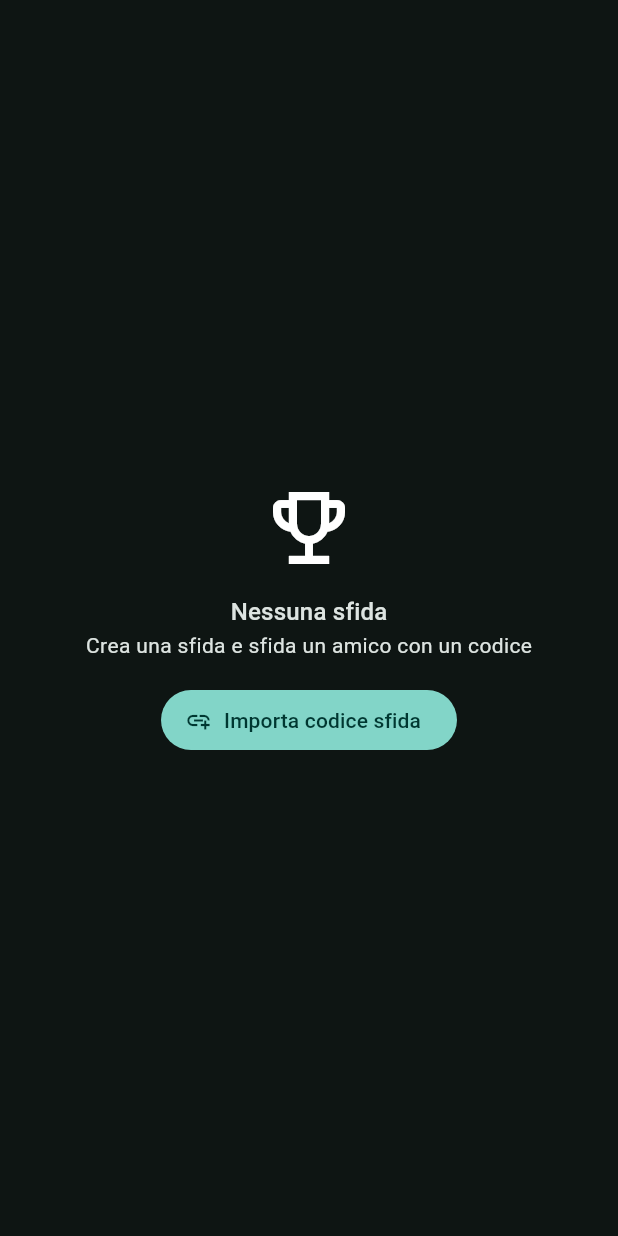
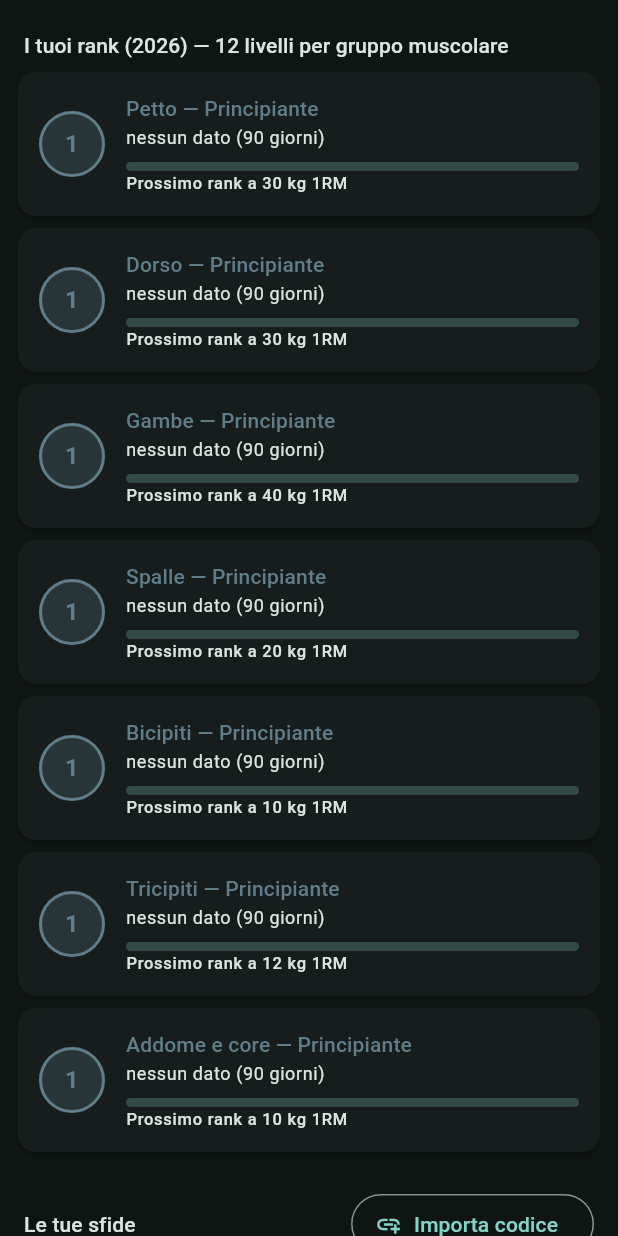
Before and after one commit to antonot7326-wq/gym-tracker, a Flutter app: the ChallengesScreen widget shown alone on an empty page, opened directly, on a phone screen of 412 x 824 dp. Run offline on Flutter 3.47's test engine with Material 3 defaults, Android fonts, the phone set to English and light mode, and no system bars; our stand-ins replace fl_chart, share_plus, sqflite, sqflite_common_ffi_web; accounts and stored records are empty.

Commit message:
Add muscle group ranks (12 levels) in challenges tab

```diff
--- a/lib/challenges_screen.dart
+++ b/lib/challenges_screen.dart
@@ -7,6 +7,7 @@ import 'challenge_codec.dart';
 import 'db.dart';
 import 'exercise_library.dart';
 import 'models.dart';
+import 'ranks.dart';
 
 final DateFormat _dateFormat = DateFormat('d/M/y');
 
@@ -16,6 +17,13 @@ class _ChallengeView {
   final double localValue;
 
   _ChallengeView(this.challenge, this.participants, this.localValue);
+}
+
+class _HomeData {
+  final List<_ChallengeView> challengeViews;
+  final List<WorkoutSession> sessions;
+
+  _HomeData(this.challengeViews, this.sessions);
 }
 
 class ChallengesScreen extends StatefulWidget {
@@ -32,7 +40,7 @@ class _ChallengesScreenState extends State<ChallengesScreen> {
     setState(() {});
   }
 
-  Future<List<_ChallengeView>> _loadViews() async {
+  Future<_HomeData> _loadViews() async {
     final challenges = await _db.loadChallenges();
     final sessions = await _db.loadSessions();
     final views = <_ChallengeView>[];
@@ -40,7 +48,7 @@ class _ChallengesScreenState extends State<ChallengesScreen> {
       final rows = await _db.loadParticipants(c.id!);
       views.add(_ChallengeView(c, rows, c.computeValue(sessions)));
     }
-    return views;
+    return _HomeData(views, sessions);
   }
 
   void _importCode() {
@@ -239,14 +247,15 @@ class _ChallengesScreenState extends State<ChallengesScreen> {
 
   @override
   Widget build(BuildContext context) {
-    return FutureBuilder<List<_ChallengeView>>(
+    return FutureBuilder<_HomeData>(
       future: _loadViews(),
       builder: (context, snap) {
         if (snap.connectionState != ConnectionState.done) {
           return const Center(child: CircularProgressIndicator());
         }
-        final views = snap.data ?? [];
-        if (views.isEmpty) {
+        final data = snap.data;
+        final views = data?.challengeViews ?? [];
+        if (data == null) {
           return Center(
             child: Column(
               mainAxisAlignment: MainAxisAlignment.center,
@@ -272,6 +281,15 @@ class _ChallengesScreenState extends State<ChallengesScreen> {
           children: [
             Padding(
               padding: const EdgeInsets.fromLTRB(4, 8, 4, 8),
+              child: Text(
+                  'I tuoi rank (${DateTime.now().year}) \u2014 12 livelli '
+                  'per gruppo muscolare',
+                  style: Theme.of(context).textTheme.titleSmall),
+            ),
+            for (final group in ExerciseLibrary.byGroup.keys)
+              _rankCard(context, group, groupRank(group, data.sessions)),
+            Padding(
+              padding: const EdgeInsets.fromLTRB(4, 16, 4, 8),
               child: Row(
                 children: [
                   Expanded(
@@ -424,6 +442,88 @@ class _ChallengesScreenState extends State<ChallengesScreen> {
       ),
     );
   }
+}
+
+Widget _rankCard(BuildContext context, String group, RankInfo rank) {
+  final medalColor = _medalColor(context, rank.index);
+  final scoreText = rank.score == 0
+      ? 'nessun dato (90 giorni)'
+      : '${rank.bestExercise ?? ''}: ${_oneRmText(rank.score)} kg (1RM stimato)';
+  return Card(
+    margin: const EdgeInsets.only(bottom: 8),
+    child: Padding(
+      padding: const EdgeInsets.all(14),
+      child: Row(
+        children: [
+          Container(
+            width: 44,
+            height: 44,
+            decoration: BoxDecoration(
+              shape: BoxShape.circle,
+              color: medalColor.withValues(alpha: 0.25),
+              border: Border.all(color: medalColor, width: 2),
+            ),
+            alignment: Alignment.center,
+            child: Text('${rank.index + 1}',
+                style: Theme.of(context)
+                    .textTheme
+                    .titleMedium
+                    ?.copyWith(color: medalColor, fontWeight: FontWeight.bold)),
+          ),
+          const SizedBox(width: 14),
+          Expanded(
+            child: Column(
+              crossAxisAlignment: CrossAxisAlignment.start,
+              children: [
+                Text('$group \u2014 ${rank.title}',
+                    style: Theme.of(context)
+                        .textTheme
+                        .titleSmall
+                        ?.copyWith(color: medalColor)),
+                const SizedBox(height: 2),
+                Text(scoreText,
+                    style: Theme.of(context).textTheme.bodySmall),
+                const SizedBox(height: 8),
+                LinearProgressIndicator(
+                  value: rank.progress,
+                  minHeight: 6,
+                  borderRadius: BorderRadius.circular(3),
+                ),
+                Text(
+                  rank.nextThreshold == null
+                      ? 'Rank massimo raggiunto!'
+                      : 'Prossimo rank a ${_oneRmText(rank.nextThreshold!)} kg 1RM',
+                  style: Theme.of(context).textTheme.labelSmall,
+                ),
+              ],
+            ),
+          ),
+        ],
+      ),
+    ),
+  );
+}
+
+String _oneRmText(double v) => v == v.roundToDouble()
+    ? v.round().toString()
+    : v.toStringAsFixed(1);
+
+Color _medalColor(BuildContext context, int index) {
+  const ranks = [
+    Colors.blueGrey,
+    Colors.blueGrey,
+    Colors.teal,
+    Colors.teal,
+    Colors.green,
+    Colors.green,
+    Colors.orange,
+    Colors.orange,
+    Colors.deepPurple,
+    Colors.deepPurple,
+    Colors.indigo,
+    Colors.amber,
+  ];
+  return ranks[index % ranks.length];
 }
 
 class _ScoreRow {
--- /dev/null
+++ b/lib/ranks.dart
@@ -0,0 +1,103 @@
+import 'exercise_library.dart';
+import 'models.dart';
+
+class RankInfo {
+  final int index;
+  final String title;
+  final double score;
+  final String? bestExercise;
+  final double? nextThreshold;
+  final double progress;
+
+  const RankInfo({
+    required this.index,
+    required this.title,
+    required this.score,
+    this.bestExercise,
+    this.nextThreshold,
+    required this.progress,
+  });
+}
+
+const List<String> rankTitles = [
+  'Principiante',
+  'Novizio',
+  'Apprendista',
+  'Dilettante',
+  'Intermedio',
+  'Avanzato',
+  'Guerriero',
+  'Atleta',
+  'Campion',
+  'Gladiatore',
+  'Titano',
+  'Leggenda',
+];
+
+/// 11 soglie (kg di 1RM stimato) che separano i 12 rank, per gruppo muscolare.
+const Map<String, List<double>> groupThresholds = {
+  'Petto': [30, 40, 50, 60, 75, 90, 105, 120, 135, 150, 160],
+  'Dorso': [30, 40, 50, 60, 75, 90, 105, 120, 140, 155, 170],
+  'Gambe': [40, 60, 80, 100, 120, 140, 160, 180, 200, 225, 250],
+  'Spalle': [20, 25, 30, 35, 45, 55, 65, 75, 85, 92, 100],
+  'Bicipiti': [10, 15, 20, 25, 30, 35, 42, 50, 58, 66, 75],
+  'Tricipiti': [12, 18, 24, 30, 38, 46, 55, 64, 74, 82, 90],
+  'Addome e core': [10, 15, 20, 25, 30, 40, 50, 60, 70, 85, 100],
+};
+
+double estimateOneRepMax(double weight, int reps) {
+  if (weight <= 0) return 0;
+  final clamped = reps.clamp(1, 15);
+  return weight * (1 + clamped / 30);
+}
+
+RankInfo rankFor(String group, double score, String? exercise) {
+  final thresholds = groupThresholds[group] ??
+      List<double>.filled(11, double.infinity);
+  var index = 0;
+  for (final t in thresholds) {
+    if (score >= t) index++;
+  }
+  final next = index < thresholds.length ? thresholds[index] : null;
+  final prev = index == 0 ? 0.0 : thresholds[index - 1];
+  final progress = next == null
+      ? 1.0
+      : (next - prev) == 0
+          ? 1.0
+          : ((score - prev) / (next - prev)).clamp(0.0, 1.0);
+  return RankInfo(
+    index: index,
+    title: rankTitles[index],
+    score: score,
+    bestExercise: exercise,
+    nextThreshold: next,
+    progress: progress,
+  );
+}
+
+/// Punteggio (1RM stimato) del gruppo muscolare basato sul miglior
+/// esercizio degli ultimi 90 giorni.
+RankInfo groupRank(String group, List<WorkoutSession> sessions) {
+  final exerciseToGroup = <String, String>{};
+  ExerciseLibrary.byGroup.forEach((g, list) {
+    for (final e in list) {
+      exerciseToGroup[e] = g;
+    }
+  });
+
+  final cutoff = DateTime.now().subtract(const Duration(days: 90));
+  double best = 0;
+  String? bestExercise;
+  for (final s in sessions) {
+    if (!s.isWorkout || s.startedAt.isBefore(cutoff)) continue;
+    for (final l in s.sets) {
+      if (exerciseToGroup[l.exercise] != group) continue;
+      final value = estimateOneRepMax(l.weight, l.reps);
+      if (value > best) {
+        best = value;
+        bestExercise = l.exercise;
+      }
+    }
+  }
+  return rankFor(group, best, bestExercise);
+}
```
Also changed, not shown: 1 other file.
